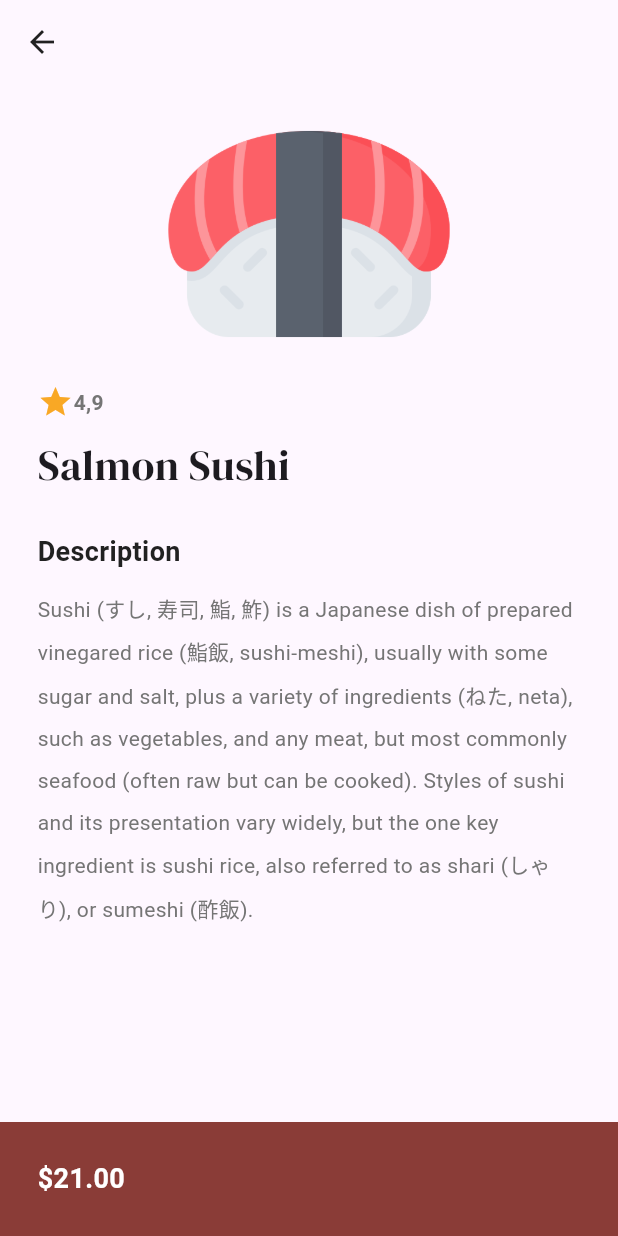
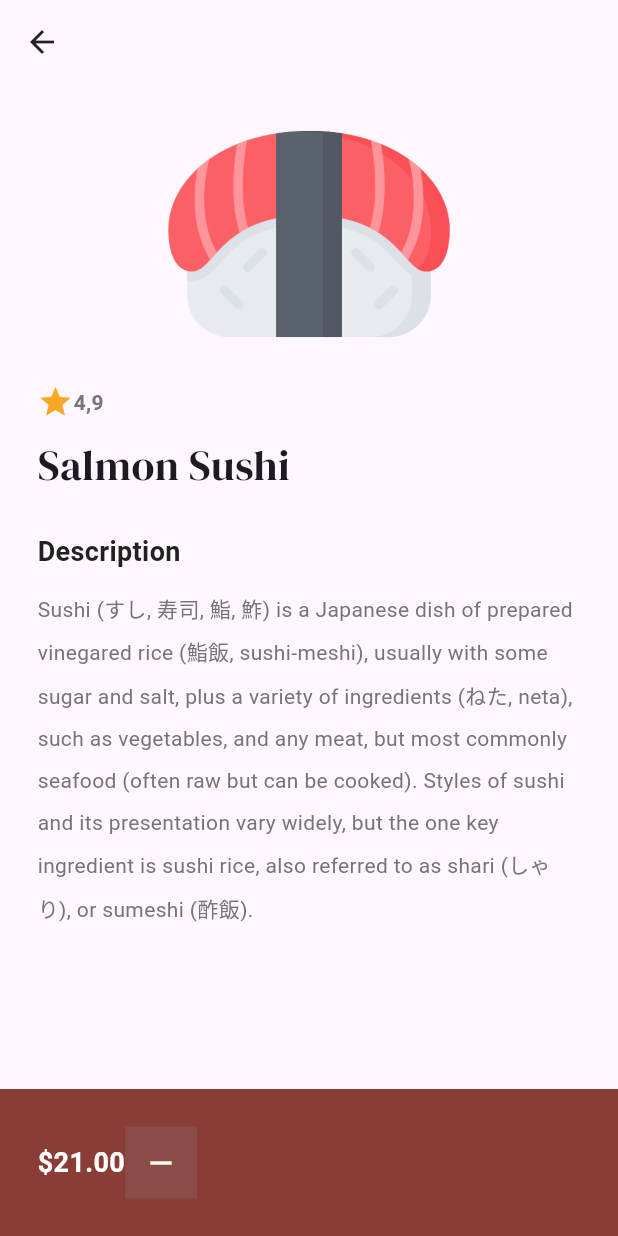
Before and after one commit to wahyuumoko/sushi-restaurant, a Flutter app: the MenuPage screen opened by its route, after a tap on "Salmon Sushi", on a phone screen of 412 x 824 dp. Run offline on Flutter 3.47's test engine with Material 3 defaults, Android fonts, the phone set to English and light mode, and no system bars; our stand-ins replace google_fonts.

```diff
--- a/lib/components/button.dart
+++ b/lib/components/button.dart
@@ -1,5 +1,6 @@
 import 'package:flutter/material.dart';
 import 'package:flutter/widgets.dart';
+import 'package:myapp/theme/colors.dart';
 
 class MyButton extends StatelessWidget {
   final String text;
@@ -16,8 +17,9 @@ class MyButton extends StatelessWidget {
     return GestureDetector(
       onTap: onTap,
       child: Container(
-        decoration: BoxDecoration(color: Color.fromARGB(109, 140, 94, 91),
-        borderRadius: BorderRadius.circular(40),
+        decoration: BoxDecoration(
+          color: secondaryColor,
+          borderRadius: BorderRadius.circular(40),
         ),
         padding: const EdgeInsets.all(20),
         child: Row(
--- a/lib/pages/food_detail_page.dart
+++ b/lib/pages/food_detail_page.dart
@@ -3,7 +3,7 @@ import 'package:google_fonts/google_fonts.dart';
 import 'package:myapp/models/food.dart';
 import 'package:myapp/theme/colors.dart';
 
-// menit 25:44 https://www.youtube.com/watch?v=zOQzu3BGSqo
+// menit 27:16 https://www.youtube.com/watch?v=zOQzu3BGSqo
 
 class FoodDetailPage extends StatefulWidget {
   final Food food;
@@ -14,6 +14,25 @@ class FoodDetailPage extends StatefulWidget {
 }
 
 class _FoodDetailPageState extends State<FoodDetailPage> {
+  // quantity
+  int quantityCount = 0;
+
+  // decrement quantity
+  void decrementQuantity() {
+    setState(() {
+      quantityCount--;
+    });
+  }
+
+  // increment quantity
+  void incrementQuantity() {
+    setState(() {
+      setState(() {
+        quantityCount++;
+      });
+    });
+  }
+
   @override
   Widget build(BuildContext context) {
     return Scaffold(
@@ -112,9 +131,29 @@ class _FoodDetailPageState extends State<FoodDetailPage> {
                         fontSize: 18,
                       ),
                     ),
+
                     //quantity
+                    Row(
+                      children: [
+                        // minus btn
+                        Container(
+                          decoration: BoxDecoration(color: secondaryColor),
+                          child: IconButton(
+                            icon: Icon(
+                              Icons.remove,
+                              color: Colors.white,
+                            ),
+                            onPressed: decrementQuantity,
+                          ),
+                        ),
+                        // quantity count
+
+                        // plus btn
+                      ],
+                    ),
                   ],
                 ),
+
                 // add to cart btn
               ],
             ),
--- a/lib/pages/intro_page.dart
+++ b/lib/pages/intro_page.dart
@@ -1,6 +1,7 @@
 import 'package:flutter/material.dart';
 import 'package:google_fonts/google_fonts.dart';
 import 'package:myapp/components/button.dart';
+import 'package:myapp/theme/colors.dart';
 
 class IntroPage extends StatelessWidget {
   const IntroPage({super.key});
@@ -8,7 +9,7 @@ class IntroPage extends StatelessWidget {
   @override
   Widget build(BuildContext context) {
     return Scaffold(
-      backgroundColor: Color.fromARGB(255, 138, 60, 55),
+      backgroundColor: primaryColor,
       body: Padding(
         padding: const EdgeInsets.all(25.0),
         child: Column(
--- a/lib/theme/colors.dart
+++ b/lib/theme/colors.dart
@@ -1,3 +1,4 @@
 import 'package:flutter/material.dart';
 
 var primaryColor = const Color.fromARGB(255, 138, 60, 55);
+var secondaryColor = const Color.fromARGB(109, 140, 94, 91);
```
